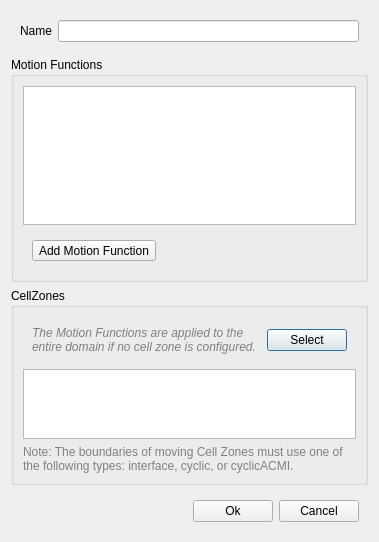
This is baramFlow/view/setup/dynamic_mesh/moving_cell_zone/motion_definition_dialog.ui in xupeiwust/baram as Qt 5 draws it before an edit. The edited form follows.
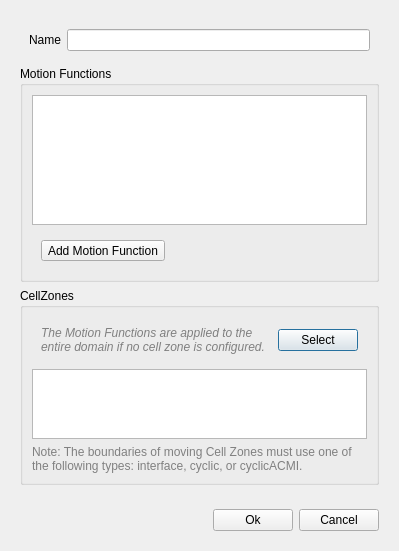
This is the edited form.

```diff
--- a/baramFlow/view/setup/dynamic_mesh/moving_cell_zone/motion_definition_dialog.ui
+++ b/baramFlow/view/setup/dynamic_mesh/moving_cell_zone/motion_definition_dialog.ui
@@ -6,8 +6,8 @@
    <rect>
     <x>0</x>
     <y>0</y>
-    <width>379</width>
-    <height>542</height>
+    <width>399</width>
+    <height>551</height>
    </rect>
   </property>
   <property name="windowTitle">
@@ -15,6 +15,16 @@
   </property>
   <layout class="QVBoxLayout" name="verticalLayout">
    <item>
+    <widget class="QScrollArea" name="scrollArea">
+     <property name="frameShape">
+      <enum>QFrame::NoFrame</enum>
+     </property>
+     <property name="widgetResizable">
+      <bool>true</bool>
+     </property>
+     <widget class="QWidget" name="scrollAreaWidgetContents">
+      <layout class="QVBoxLayout" name="verticalLayout_2">
+       <item>
     <widget class="QWidget" name="nameWidget" native="true">
      <layout class="QFormLayout" name="nameLayout">
       <item row="0" column="0">
@@ -30,28 +40,6 @@
      </layout>
     </widget>
    </item>
-   <item>
-    <widget class="QScrollArea" name="scrollArea">
-     <property name="frameShape">
-      <enum>QFrame::NoFrame</enum>
-     </property>
-     <property name="widgetResizable">
-      <bool>true</bool>
-     </property>
-     <widget class="QWidget" name="scrollAreaWidgetContents">
-      <layout class="QVBoxLayout" name="verticalLayout_2">
-       <property name="leftMargin">
-        <number>0</number>
-       </property>
-       <property name="topMargin">
-        <number>0</number>
-       </property>
-       <property name="rightMargin">
-        <number>0</number>
-       </property>
-       <property name="bottomMargin">
-        <number>0</number>
-       </property>
        <item>
         <widget class="QGroupBox" name="motionFunctionsGroup">
          <property name="title">
```
Lines whose indentation alone changed are shown as unchanged.
